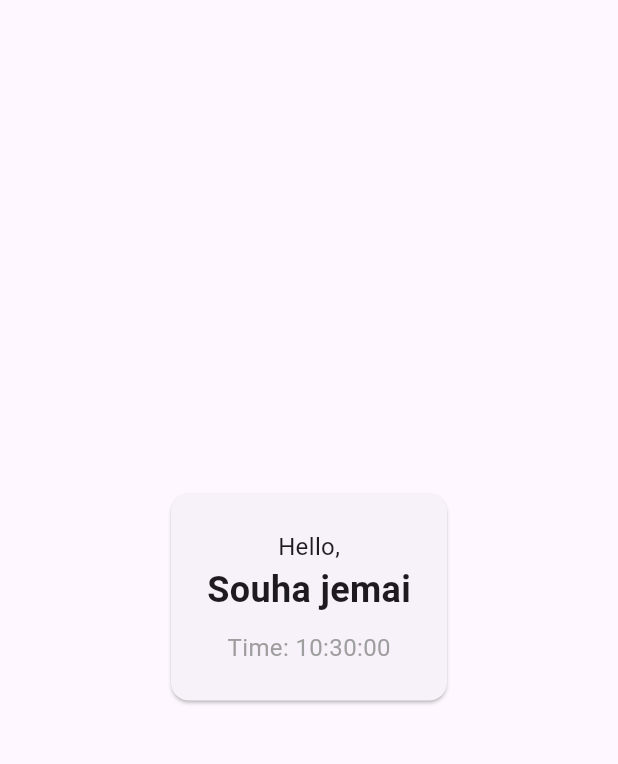
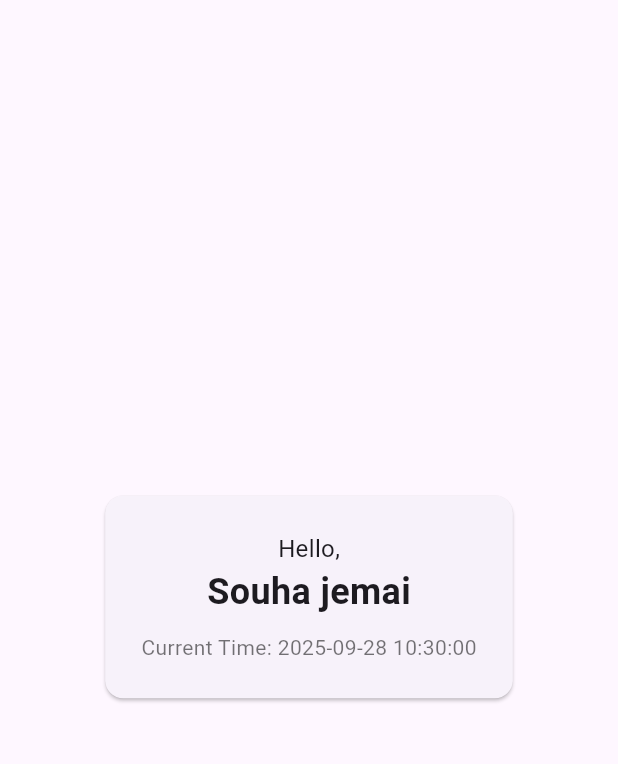
Before and after one commit to sou808/Workshop1, a Flutter app: the first screen one second after launch, on a phone screen of 412 x 824 dp, the part 63-827 px from its top. Run offline on Flutter 3.47's test engine with Material 3 defaults, Android fonts, the phone set to English and light mode, and no system bars.

Commit message:
feat: add live timestamp to waiting room card

```diff
--- a/lib/waiting_room_timestamp.dart
+++ b/lib/waiting_room_timestamp.dart
@@ -1,16 +1,45 @@
 import 'package:flutter/material.dart';
-
-class WaitingRoomTimestamp extends StatelessWidget {
+import 'dart:async'; // Required for the Timer class
+class WaitingRoomTimestamp extends StatefulWidget {
 const WaitingRoomTimestamp({super.key});
-
+@override
+State<WaitingRoomTimestamp> createState() => _WaitingRoomTimestampState();
+}
+class _WaitingRoomTimestampState extends State<WaitingRoomTimestamp> {
+// A variable to hold the current time
+late DateTime _currentTime;
+// A timer to update the time periodically
+late Timer _timer;
+@override
+void initState() {
+super.initState();
+// Initialize the current time when the widget is created
+_currentTime = DateTime.now();
+// Set up a periodic timer to update the state every second
+_timer = Timer.periodic(const Duration(seconds: 1), (timer) {
+// Use setState to rebuild the widget with the new time
+setState(() {
+_currentTime = DateTime.now();
+});
+});
+}
+@override
+void dispose() {
+// This is crucial! Cancel the timer when the widget is removed from the tree
+// to prevent memory leaks and unnecessary processing.
+_timer.cancel();
+super.dispose();
+}
 @override
 Widget build(BuildContext context) {
-    final now = DateTime.now();
-    final formattedTime = '${now.hour.toString().padLeft(2, '0')}:${now.minute.toString().padLeft(2, '0')}:${now.second.toString().padLeft(2, '0')}';
-
+// Format the date and time to a readable string
+final formattedTime = _currentTime.toString().split('.')[0];
 return Text(
-      'Time: $formattedTime',
-      style: const TextStyle(fontSize: 16, color: Colors.grey),
+'Current Time: $formattedTime',
+style: const TextStyle(
+fontSize: 14,
+color: Colors.black54,
+),
 );
 }
 }
```
Lines whose indentation alone changed are shown as unchanged.
